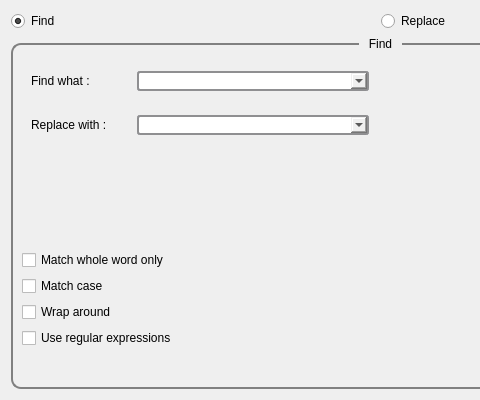
The window that searchwgt.ui (LUX-Core/Lux-Solidity-IDE) describes before a commit, drawn with Qt 5; both pictures show x 0 to 480 and y 0 to 400 of the 756 by 400 pixel window.
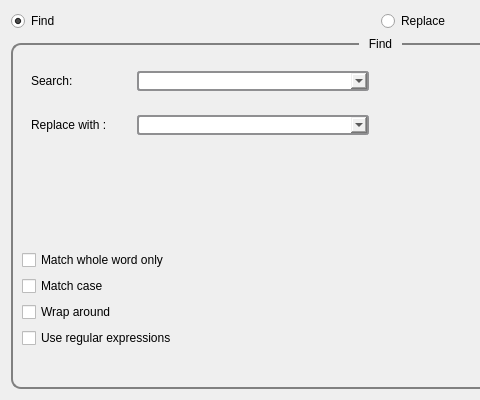
The same window after the commit.

```diff
--- a/searchwgt.ui
+++ b/searchwgt.ui
@@ -136,7 +136,7 @@
                 </size>
                </property>
                <property name="text">
-                <string>Find what :</string>
+                <string>Search:</string>
                </property>
               </widget>
              </item>
```
Left out of the diff: 2 changed lines with no effect on the pictures.
